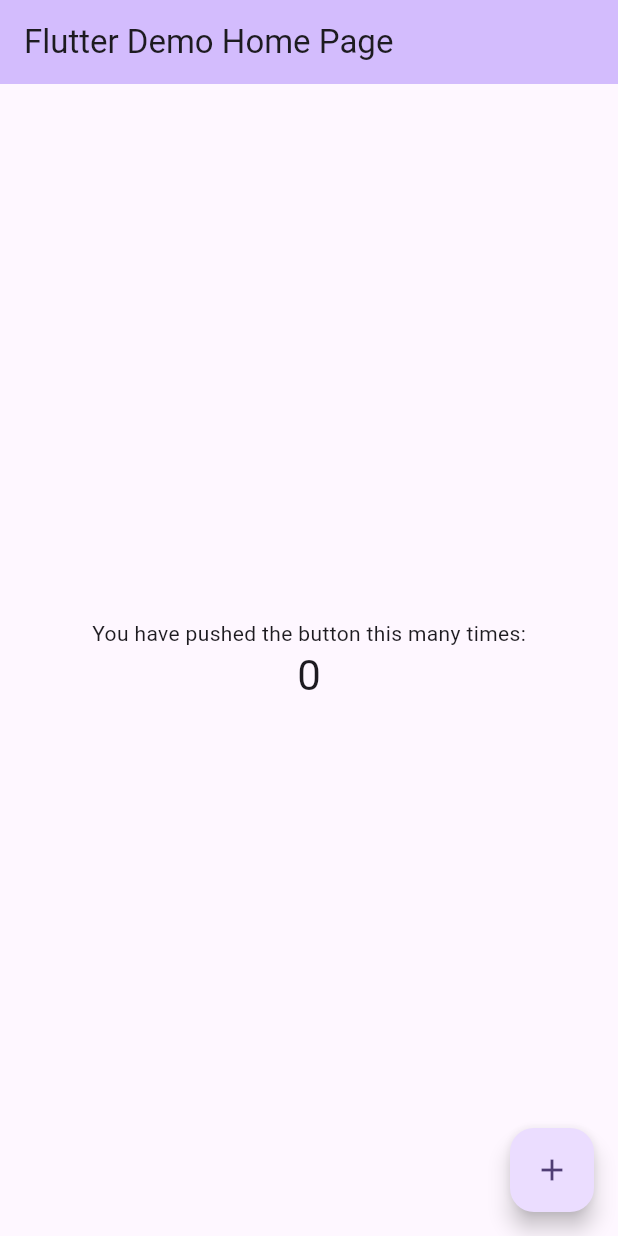
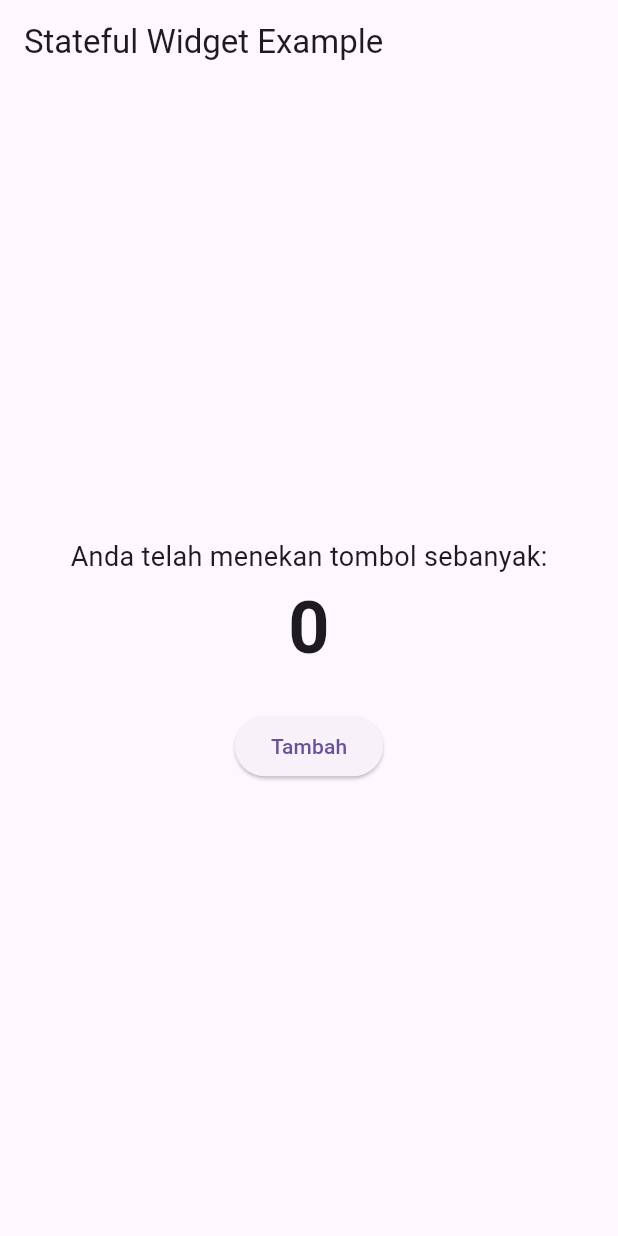
Before and after one commit to Assarriy/belajarFlutter, a Flutter app: the screen it shows after launch, on a phone screen of 412 x 824 dp. Run offline on Flutter 3.47's test engine with Material 3 defaults, Android fonts, the phone set to English and light mode, and no system bars.

Commit message:
stateful widget

```diff
--- a/lib/main.dart
+++ b/lib/main.dart
@@ -1,125 +1,57 @@
 import 'package:flutter/material.dart';
 
-void main() {
-  runApp(const MyApp());
+import 'package:flutter/material.dart';
+
+// Contoh StatefulWidget sederhana
+class CounterApp extends StatefulWidget {
+  const CounterApp({super.key});
+  @override
+  State<CounterApp> createState() => _CounterAppState(); //
 }
 
-class MyApp extends StatelessWidget {
-  const MyApp({super.key});
-
-  // This widget is the root of your application.
-  @override
-  Widget build(BuildContext context) {
-    return MaterialApp(
-      title: 'Flutter Demo',
-      theme: ThemeData(
-        // This is the theme of your application.
-        //
-        // TRY THIS: Try running your application with "flutter run". You'll see
-        // the application has a purple toolbar. Then, without quitting the app,
-        // try changing the seedColor in the colorScheme below to Colors.green
-        // and then invoke "hot reload" (save your changes or press the "hot
-        // reload" button in a Flutter-supported IDE, or press "r" if you used
-        // the command line to start the app).
-        //
-        // Notice that the counter didn't reset back to zero; the application
-        // state is not lost during the reload. To reset the state, use hot
-        // restart instead.
-        //
-        // This works for code too, not just values: Most code changes can be
-        // tested with just a hot reload.
-        colorScheme: ColorScheme.fromSeed(seedColor: Colors.deepPurple),
-        useMaterial3: true,
-      ),
-      home: const MyHomePage(title: 'Flutter Demo Home Page'),
-    );
-  }
-}
-
-class MyHomePage extends StatefulWidget {
-  const MyHomePage({super.key, required this.title});
-
-  // This widget is the home page of your application. It is stateful, meaning
-  // that it has a State object (defined below) that contains fields that affect
-  // how it looks.
-
-  // This class is the configuration for the state. It holds the values (in this
-  // case the title) provided by the parent (in this case the App widget) and
-  // used by the build method of the State. Fields in a Widget subclass are
-  // always marked "final".
-
-  final String title;
-
-  @override
-  State<MyHomePage> createState() => _MyHomePageState();
-}
-
-class _MyHomePageState extends State<MyHomePage> {
-  int _counter = 0;
-
+class _CounterAppState extends State<CounterApp> {
+  int _counter = 0; // State yang dapat berubah
   void _incrementCounter() {
     setState(() {
-      // This call to setState tells the Flutter framework that something has
-      // changed in this State, which causes it to rerun the build method below
-      // so that the display can reflect the updated values. If we changed
-      // _counter without calling setState(), then the build method would not be
-      // called again, and so nothing would appear to happen.
+      // Metode setState() memberitahu Flutter untuk
       _counter++;
     });
   }
 
   @override
   Widget build(BuildContext context) {
-    // This method is rerun every time setState is called, for instance as done
-    // by the _incrementCounter method above.
-    //
-    // The Flutter framework has been optimized to make rerunning build methods
-    // fast, so that you can just rebuild anything that needs updating rather
-    // than having to individually change instances of widgets.
-    return Scaffold(
+    return MaterialApp(
+      home: Scaffold(
         appBar: AppBar(
-        // TRY THIS: Try changing the color here to a specific color (to
-        // Colors.amber, perhaps?) and trigger a hot reload to see the AppBar
-        // change color while the other colors stay the same.
-        backgroundColor: Theme.of(context).colorScheme.inversePrimary,
-        // Here we take the value from the MyHomePage object that was created by
-        // the App.build method, and use it to set our appbar title.
-        title: Text(widget.title),
+          title: const Text('Stateful Widget Example'),
         ),
         body: Center(
-        // Center is a layout widget. It takes a single child and positions it
-        // in the middle of the parent.
           child: Column(
-          // Column is also a layout widget. It takes a list of children and
-          // arranges them vertically. By default, it sizes itself to fit its
-          // children horizontally, and tries to be as tall as its parent.
-          //
-          // Column has various properties to control how it sizes itself and
-          // how it positions its children. Here we use mainAxisAlignment to
-          // center the children vertically; the main axis here is the vertical
-          // axis because Columns are vertical (the cross axis would be
-          // horizontal).
-          //
-          // TRY THIS: Invoke "debug painting" (choose the "Toggle Debug Paint"
-          // action in the IDE, or press "p" in the console), to see the
-          // wireframe for each widget.
             mainAxisAlignment: MainAxisAlignment.center,
-          children: <Widget>[
+            children: [
               const Text(
-              'You have pushed the button this many times:',
+                'Anda telah menekan tombol sebanyak:',
+                style: TextStyle(fontSize: 18),
               ),
               Text(
-              '$_counter',
-              style: Theme.of(context).textTheme.headlineMedium,
+                '$_counter', // Menampilkan state _counter
+                style:
+                    const TextStyle(fontSize: 48, fontWeight: FontWeight.bold),
+              ),
+              const SizedBox(height: 20), // Memberi jarak
+              ElevatedButton(
+                onPressed: _incrementCounter, // Memanggil fungsi
+
+                child: const Text('Tambah'),
               ),
             ],
           ),
         ),
-      floatingActionButton: FloatingActionButton(
-        onPressed: _incrementCounter,
-        tooltip: 'Increment',
-        child: const Icon(Icons.add),
-      ), // This trailing comma makes auto-formatting nicer for build methods.
+      ),
     );
   }
 }
+
+void main() {
+  runApp(const CounterApp());
+}
```
Lines whose indentation alone changed are shown as unchanged.
